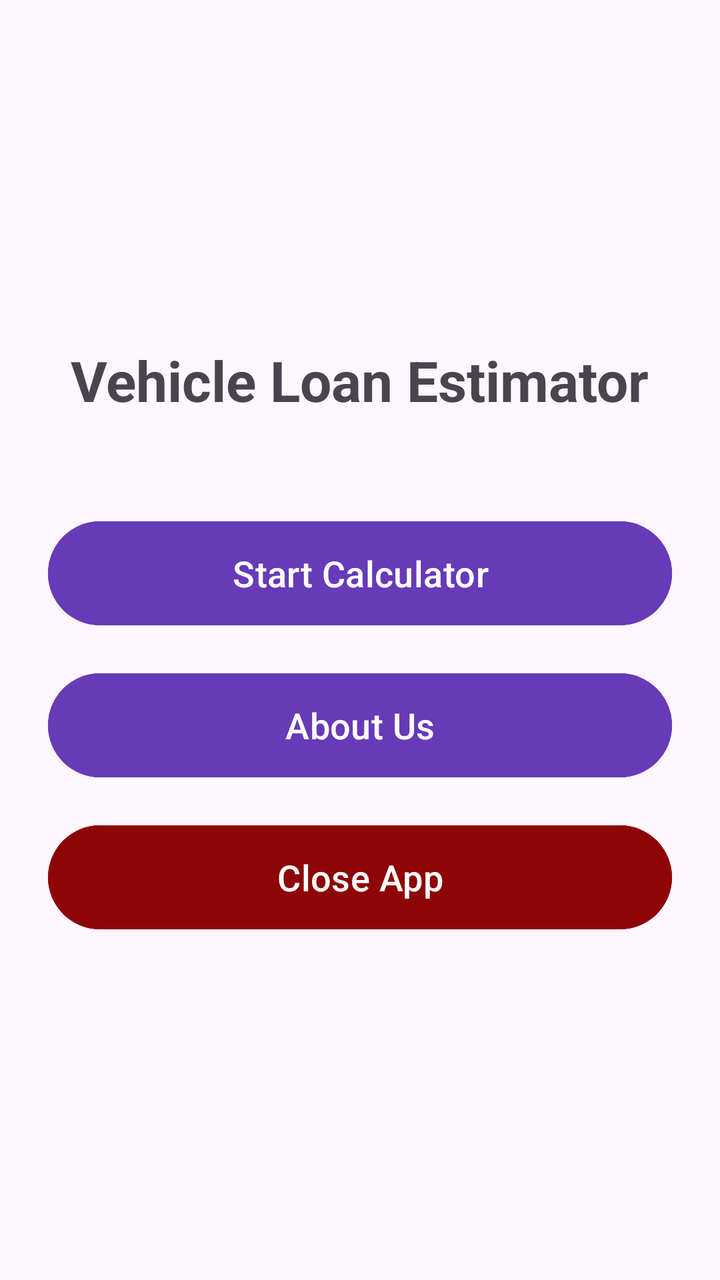
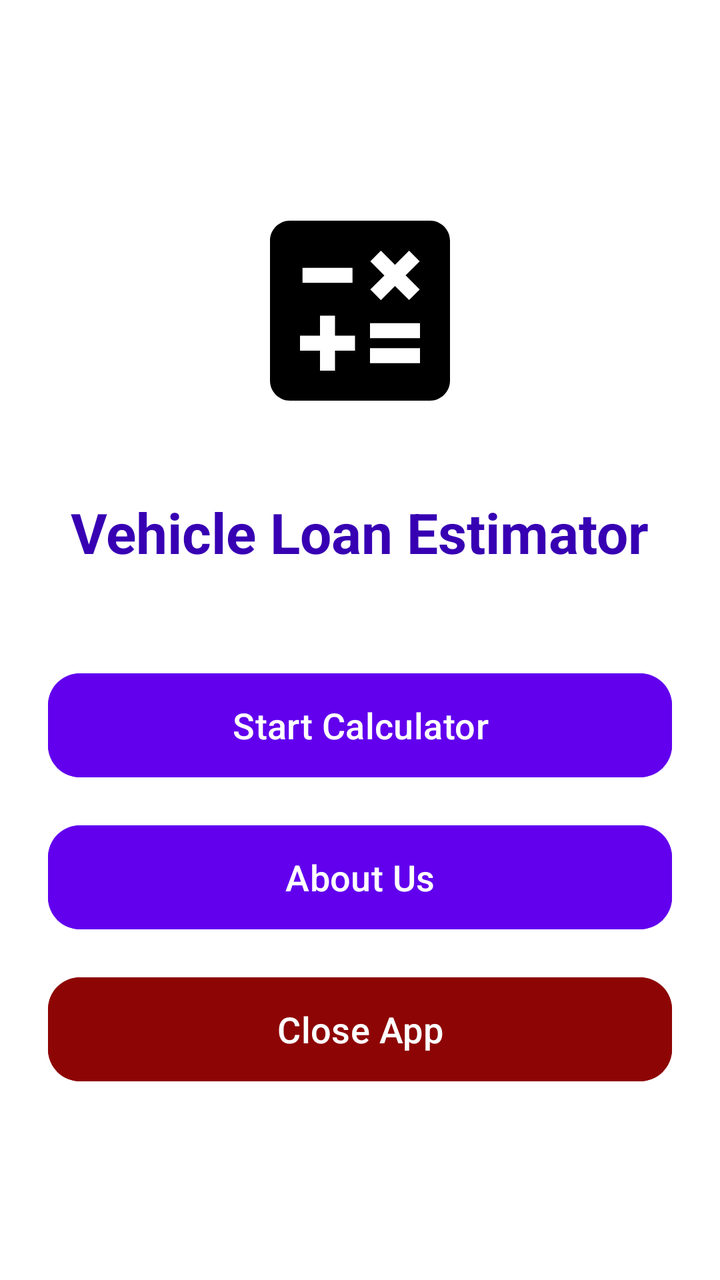

Compare the two renders of this Android layout. The source of the first and the diff that turns it into the second are given below.
<!-- AndroidManifest.xml: application theme Theme.VehicleLoanEstimatorV1 -->
<!-- res/layout/activity_main.xml -->
<?xml version="1.0" encoding="utf-8"?>
<LinearLayout xmlns:android="http://schemas.android.com/apk/res/android"
    android:layout_width="match_parent"
    android:layout_height="match_parent"
    android:gravity="center"
    android:orientation="vertical"
    android:padding="24dp">

    <TextView
        android:layout_width="wrap_content"
        android:layout_height="wrap_content"
        android:text="Vehicle Loan Estimator"
        android:textSize="28sp"
        android:textStyle="bold"
        android:layout_marginBottom="48dp"/>

    <Button
        android:id="@+id/btnGoToCalculator"
        android:layout_width="match_parent"
        android:layout_height="60dp"
        android:layout_marginBottom="16dp"
        android:backgroundTint="#673AB7"
        android:text="Start Calculator"
        android:textSize="18sp" />

    <Button
        android:id="@+id/btnGoToAbout"
        android:layout_width="match_parent"
        android:layout_height="60dp"
        android:layout_marginBottom="16dp"
        android:backgroundTint="#673AB7"
        android:text="About Us"
        android:textSize="18sp" />

    <Button
        android:id="@+id/btnClose"
        android:layout_width="match_parent"
        android:layout_height="60dp"
        android:backgroundTint="#8E0505"
        android:text="Close App"
        android:textSize="18sp" />
</LinearLayout>
<!-- resources referenced by this layout -->
<resources>
  <style name="Theme.VehicleLoanEstimatorV1" parent="Base.Theme.VehicleLoanEstimatorV1" />
  <style name="Base.Theme.VehicleLoanEstimatorV1" parent="Theme.Material3.DayNight.NoActionBar">
          
          
      </style>
</resources>

<!-- the commit's change to res/layout/activity_main.xml (unified diff, before → after) -->
@@ -1,42 +1,59 @@
 <?xml version="1.0" encoding="utf-8"?>
 <LinearLayout xmlns:android="http://schemas.android.com/apk/res/android"
+    xmlns:app="http://schemas.android.com/apk/res-auto"
     android:layout_width="match_parent"
     android:layout_height="match_parent"
+    android:background="@color/white"
     android:gravity="center"
     android:orientation="vertical"
     android:padding="24dp">
 
+    <ImageView
+        android:layout_width="120dp"
+        android:layout_height="120dp"
+        android:layout_gravity="center"
+        android:layout_marginBottom="32dp"
+        android:contentDescription="Calculator Icon"
+        android:src="@drawable/ic_calculator" />
+
     <TextView
         android:layout_width="wrap_content"
         android:layout_height="wrap_content"
+        android:layout_marginBottom="48dp"
         android:text="Vehicle Loan Estimator"
+        android:textColor="@color/purple_700"
         android:textSize="28sp"
-        android:textStyle="bold"
-        android:layout_marginBottom="48dp"/>
+        android:textStyle="bold" />
 
     <Button
         android:id="@+id/btnGoToCalculator"
         android:layout_width="match_parent"
         android:layout_height="60dp"
         android:layout_marginBottom="16dp"
-        android:backgroundTint="#673AB7"
+        android:backgroundTint="@color/purple_500"
         android:text="Start Calculator"
-        android:textSize="18sp" />
+        android:textColor="@color/white"
+        android:textSize="18sp"
+        app:cornerRadius="16dp" />
 
     <Button
         android:id="@+id/btnGoToAbout"
         android:layout_width="match_parent"
         android:layout_height="60dp"
         android:layout_marginBottom="16dp"
-        android:backgroundTint="#673AB7"
+        android:backgroundTint="@color/purple_500"
         android:text="About Us"
-        android:textSize="18sp" />
+        android:textColor="@color/white"
+        android:textSize="18sp"
+        app:cornerRadius="16dp" />
 
     <Button
         android:id="@+id/btnClose"
         android:layout_width="match_parent"
         android:layout_height="60dp"
-        android:backgroundTint="#8E0505"
+        android:backgroundTint="@color/red"
         android:text="Close App"
-        android:textSize="18sp" />
+        android:textColor="@color/white"
+        android:textSize="18sp"
+        app:cornerRadius="16dp" />
 </LinearLayout>
<!-- resource entries referenced after the edit -->
@@ -1,5 +1,15 @@
 <!-- resources referenced by this layout -->
 <resources>
+  <color name="purple_500">#FF6200EE</color>
+  <color name="purple_700">#FF3700B3</color>
+  <color name="red">#FF8E0505</color>
+  <color name="white">#FFFFFFFF</color>
+  <!-- drawable ic_calculator (drawable) -->
+  <vector xmlns:android="http://schemas.android.com/apk/res/android" android:height="24dp" android:tint="#000000" android:viewportHeight="24" android:viewportWidth="24" android:width="24dp">
+        
+      <path android:fillColor="@android:color/white" android:pathData="M19,3H5C3.9,3 3,3.9 3,5v14c0,1.1 0.9,2 2,2h14c1.1,0 2,-0.9 2,-2V5C21,3.9 20.1,3 19,3zM13.03,7.06L14.09,6l1.41,1.41L16.91,6l1.06,1.06l-1.41,1.41l1.41,1.41l-1.06,1.06L15.5,9.54l-1.41,1.41l-1.06,-1.06l1.41,-1.41L13.03,7.06zM6.25,7.72h5v1.5h-5V7.72zM11.5,16h-2v2H8v-2H6v-1.5h2v-2h1.5v2h2V16zM18,17.25h-5v-1.5h5V17.25zM18,14.75h-5v-1.5h5V14.75z"/>
+      
+  </vector>
   <style name="Theme.VehicleLoanEstimatorV1" parent="Base.Theme.VehicleLoanEstimatorV1" />
   <style name="Base.Theme.VehicleLoanEstimatorV1" parent="Theme.Material3.DayNight.NoActionBar">
           
